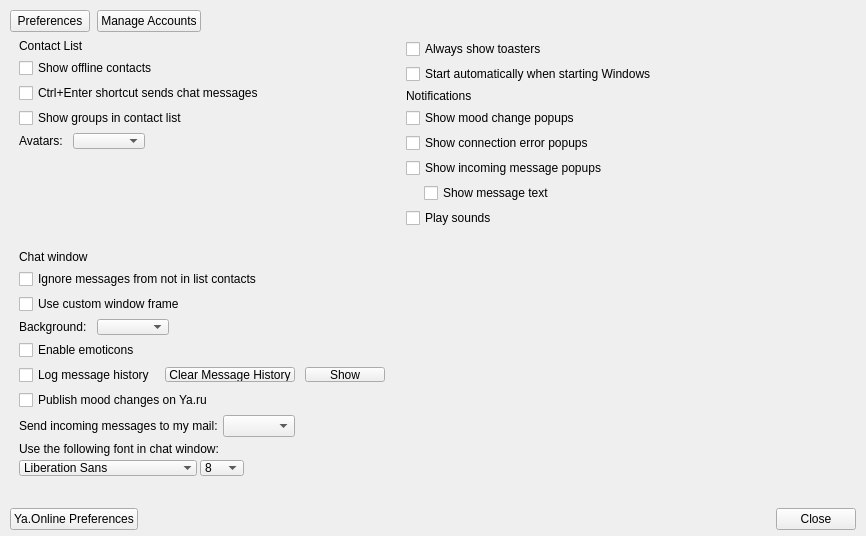
Before: the Qt Designer form src/tools/yastuff/yapreferences.ui in kira-we1ss/yaonline-claude-revival-experiment, drawn with Qt 5.
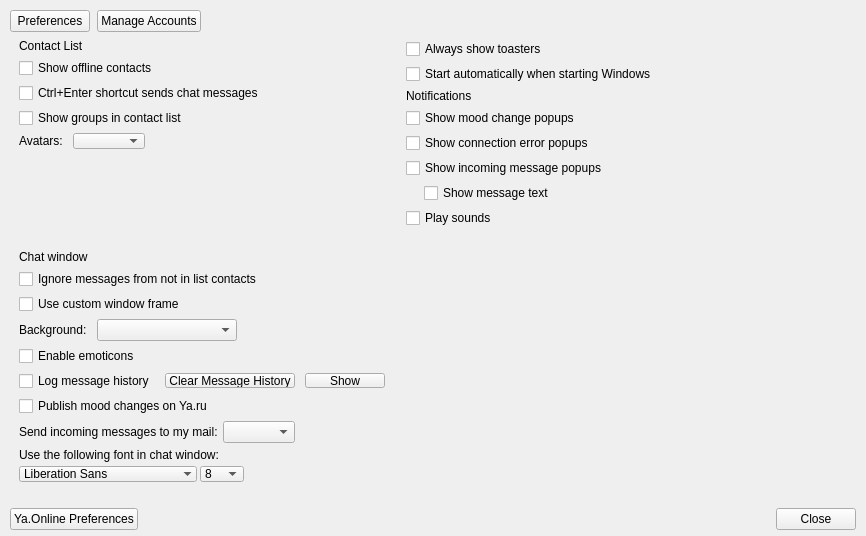
After: the same form once the commit is applied. Custom widgets are drawn as their Qt base class.

Commit message:
fix(ui): make theme picker combo usable on macOS Qt5
The chatBackgroundComboBox in Preferences had maximumSize.height=16,
which on Qt5/macOS renders the dropdown too short to read the items
(text was getting clipped) — effectively the theme picker existed but
wasn't discoverable. Replaced the maximumSize cap with a minimumSize
of 140x22: the items are now readable and the user can switch between
the nine Yandex skins (academic / baroque / glamour / hawaii / ice /
sea / sky / spring / violet). The underlying wiring (read in load(),
write in save()) already existed and was fully functional.

Diff of the .ui file:
```diff
--- a/src/tools/yastuff/yapreferences.ui
+++ b/src/tools/yastuff/yapreferences.ui
@@ -340,10 +340,10 @@
               </item>
               <item>
                <widget class="QComboBox" name="chatBackgroundComboBox">
-                <property name="maximumSize">
+                <property name="minimumSize">
                  <size>
-                  <width>16777215</width>
-                  <height>16</height>
+                  <width>140</width>
+                  <height>22</height>
                  </size>
                 </property>
                </widget>
```
